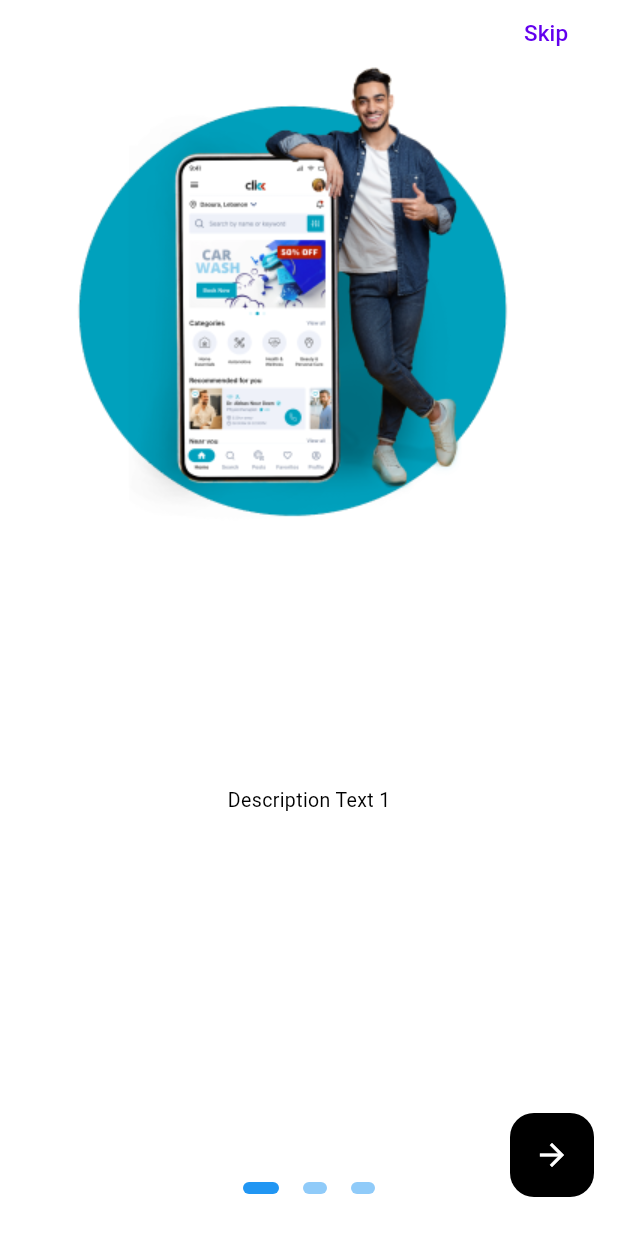
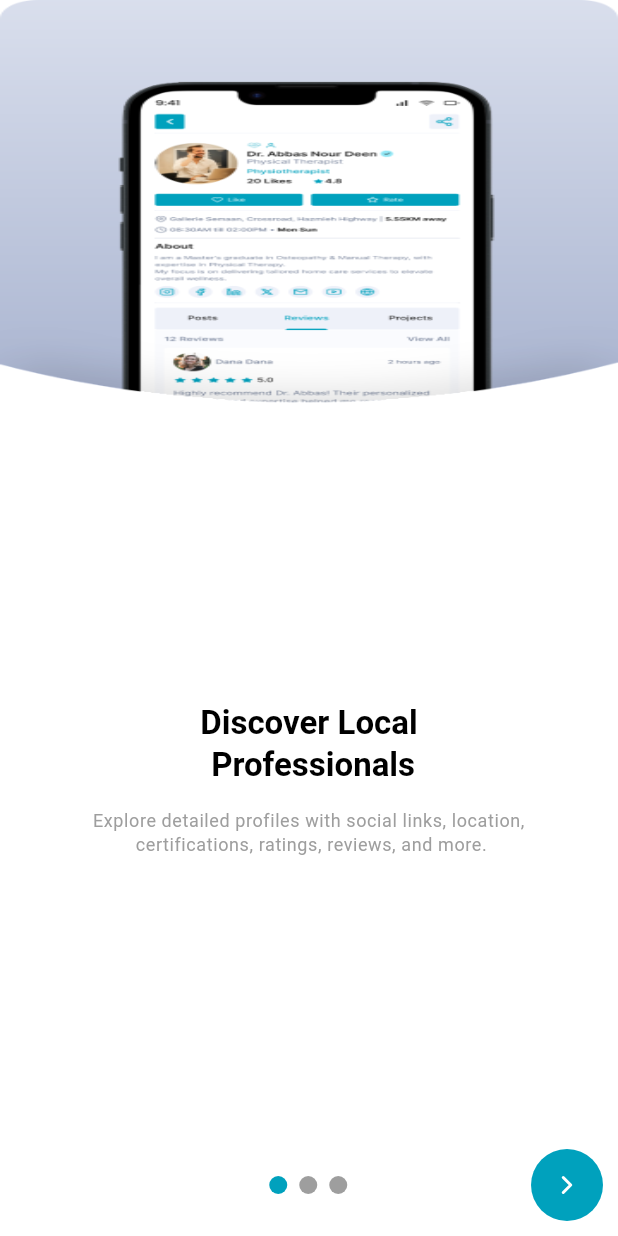
Before and after one commit to Abbas-Nour-Deen/ClickRelease, a Flutter app: the screen it shows after launch, after a tap on "Let’s Get Started", on a phone screen of 412 x 824 dp. Run offline on Flutter 3.47's test engine with Material 3 defaults, Android fonts, the phone set to English and light mode, and no system bars; drawn by our look-alikes of flutter_onboarding_slider, smooth_page_indicator; our stand-ins replace auto_size_text, contained_tab_bar_view, flutter_image_slideshow, flutter_rating_bar, flutter_svg, geocoding and 6 more; missing offline and left inert: choice, dynamic_height_grid_view, rating_summary; network calls fail.

Commit message:
working on onBoarding

```diff
--- /dev/null
+++ b/lib/controllers/onBoarding_controller.dart
@@ -0,0 +1,37 @@
+import 'package:click_release/widgets/nav_bar.dart';
+import 'package:click_release/widgets/onBoarding/onboarding_items.dart';
+import 'package:flutter/material.dart';
+import 'package:get/get.dart';
+
+class OOnBoardingController extends GetxController {
+  final items = OnboardingItems();
+  final pageController = PageController();
+  bool isLastPage = false;
+  bool isFirstPage = true;
+  void goToNextPage() {
+    !isLastPage
+        ? pageController.nextPage(
+            duration: const Duration(milliseconds: 600), curve: Curves.easeIn)
+        : Get.to(CustomNavBar());
+    update();
+  }
+
+  void goToPreviousPage() {
+    pageController.previousPage(
+        duration: const Duration(milliseconds: 600), curve: Curves.easeIn);
+    update();
+  }
+
+  void onDotClicked(index) {
+    pageController.animateToPage(index,
+        duration: const Duration(milliseconds: 600), curve: Curves.easeIn);
+    update();
+  }
+
+  void onPageChanged(index) {
+    isLastPage = items.items.length - 1 == index;
+    isFirstPage = index == 0;
+    print("page changed");
+    update();
+  }
+}
--- a/lib/data/data_binding.dart
+++ b/lib/data/data_binding.dart
@@ -1,6 +1,7 @@
 import 'package:click_release/controllers/categories_controller.dart';
 import 'package:click_release/controllers/allServices_controller.dart';
 import 'package:click_release/controllers/nabar_controller.dart';
+import 'package:click_release/controllers/onBoarding_controller.dart';
 import 'package:click_release/controllers/provider_controller.dart';
 import 'package:click_release/controllers/search_controller.dart';
 import 'package:click_release/controllers/service_byID_controller.dart';
@@ -25,5 +26,7 @@
 
     Get.lazyPut(() => SearchProviderController(dataRepo: Get.find()));
     Get.lazyPut(() => NavBarController());
+
+    Get.lazyPut(() => OOnBoardingController());
   }
 }
--- /dev/null
+++ b/lib/models/onboarding_model.dart
@@ -0,0 +1,8 @@
+class OnboardingInfo {
+  final String title;
+  final String descriptions;
+  final String image;
+
+  OnboardingInfo(
+      {required this.title, required this.descriptions, required this.image});
+}
--- a/lib/screens/regestration_Screens/entry_screen.dart
+++ b/lib/screens/regestration_Screens/entry_screen.dart
@@ -1,5 +1,6 @@
 import 'package:click_release/screens/regestration_Screens/on_boarding_screen.dart';
 import 'package:click_release/theme/app_theme.dart';
+import 'package:click_release/widgets/onBoarding/onboarding_view.dart';
 import 'package:click_release/widgets/public_widgets/custome_btn.dart';
 import 'package:flutter/material.dart';
 import 'package:get/get.dart';
@@ -54,7 +55,7 @@
         width: 300,
         height: 45,
         ontap: () {
-          Get.to(() => OnBoardingScreen());
+          Get.to(() => OnboardingView());
         },
       ),
     );
--- a/lib/screens/regestration_Screens/on_boarding_screen.dart
+++ b/lib/screens/regestration_Screens/on_boarding_screen.dart
@@ -1,67 +1,71 @@
-import 'package:click_release/widgets/nav_bar.dart';
-import 'package:flutter/material.dart';
-import 'package:flutter_onboarding_slider/flutter_onboarding_slider.dart';
-import 'package:get/get.dart';
+// import 'package:click_release/widgets/nav_bar.dart';
+// import 'package:flutter/material.dart';
+// import 'package:flutter_onboarding_slider/flutter_onboarding_slider.dart';
+// import 'package:get/get.dart';
 
-class OnBoardingScreen extends StatelessWidget {
-  const OnBoardingScreen({super.key});
+// class OnBoardingScreen extends StatelessWidget {
+//   const OnBoardingScreen({super.key});
 
-  @override
-  Widget build(BuildContext context) {
-    return OnBoardingSlider(
-      headerBackgroundColor: Colors.white,
-      finishButtonText: 'Click',
-      onFinish: () {
-        Get.to(CustomNavBar());
-      },
-      finishButtonStyle: FinishButtonStyle(
-        backgroundColor: Colors.black,
-      ),
-      skipTextButton: Text('Skip'),
-      trailing: Text('Login'),
-      centerBackground: true,
-      background: [
-        Image.asset("assets/images/entry.png"),
-        Image.asset("assets/images/entry.png"),
-        Image.asset("assets/images/entry.png"),
-      ],
-      totalPage: 3,
-      speed: 1.8,
-      pageBodies: [
-        Container(
-          padding: EdgeInsets.symmetric(horizontal: 40),
-          child: Column(
-            children: <Widget>[
-              SizedBox(
-                height: 480,
-              ),
-              Text('Description Text 1'),
-            ],
-          ),
-        ),
-        Container(
-          padding: EdgeInsets.symmetric(horizontal: 40),
-          child: Column(
-            children: <Widget>[
-              SizedBox(
-                height: 480,
-              ),
-              Text('Description Text 2'),
-            ],
-          ),
-        ),
-        Container(
-          padding: EdgeInsets.symmetric(horizontal: 40),
-          child: Column(
-            children: <Widget>[
-              SizedBox(
-                height: 480,
-              ),
-              Text('Description Text 2'),
-            ],
-          ),
-        )
-      ],
-    );
-  }
-}
+//   @override
+//   Widget build(BuildContext context) {
+//     return OnBoardingSlider(
+//       hasSkip: false,
+//       headerBackgroundColor: Colors.green,
+//       leading: Text("asdasd"),
+//       finishButtonText: 'Click',
+//       onFinish: () {
+//         Get.to(CustomNavBar());
+//       },
+//       finishButtonStyle: FinishButtonStyle(
+//         backgroundColor: Colors.black,
+//       ),
+//       centerBackground: true,
+//       addButton: false,
+//       background: [
+//         Image.asset(
+//           "assets/images/Onboarding 2.png",
+//           alignment: Alignment.topCenter,
+//         ),
+//         Image.asset("assets/images/Onboarding 3.png"),
+//         Image.asset("assets/images/Onboarding 4.png"),
+//       ],
+//       totalPage: 3,
+//       speed: 1.8,
+//       pageBodies: [
+//         Container(
+//           margin: EdgeInsets.symmetric(vertical: 30),
+//           child: Column(
+//             children: <Widget>[
+//               SizedBox(
+//                 height: 480,
+//               ),
+//               Text('Description Text 1'),
+//             ],
+//           ),
+//         ),
+//         Container(
+//           padding: EdgeInsets.symmetric(horizontal: 40),
+//           child: Column(
+//             children: <Widget>[
+//               SizedBox(
+//                 height: 480,
+//               ),
+//               Text('Description Text 2'),
+//             ],
+//           ),
+//         ),
+//         Container(
+//           padding: EdgeInsets.symmetric(horizontal: 40),
+//           child: Column(
+//             children: <Widget>[
+//               SizedBox(
+//                 height: 480,
+//               ),
+//               Text('Description Text 2'),
+//             ],
+//           ),
+//         )
+//       ],
+//     );
+//   }
+// }
--- /dev/null
+++ b/lib/widgets/onBoarding/onboarding_items.dart
@@ -0,0 +1,26 @@
+import 'package:click_release/models/onboarding_model.dart';
+
+class OnboardingItems {
+  List<OnboardingInfo> items = [
+    OnboardingInfo(
+        title: "Discover Local\n Professionals",
+        descriptions:
+            "Explore detailed profiles with social links, location,\n certifications, ratings, reviews, and more.",
+        image: "assets/images/Onboarding 2.png"),
+    OnboardingInfo(
+        title: "Easy Connection\nProcess",
+        descriptions:
+            "Connect easily with professionals on Click. Browse\n categories, view profiles, and reach out directly.",
+        image: "assets/images/Onboarding 3.png"),
+    OnboardingInfo(
+        title: "Reliable\nProfessionals",
+        descriptions:
+            "Find professionals you can rely on. Our verified profiles\n ensure trustworthy connections. Connect confidently.",
+        image: "assets/images/Onboarding 4.png"),
+    // OnboardingInfo(
+    //     title: "Heart Diseases",
+    //     descriptions:
+    //         "A healthy heart is a key to happiness in life so put a stop to all of the problems related to your heart before it stops you.",
+    //     image: "assets/onboarding4.gif"),
+  ];
+}
--- /dev/null
+++ b/lib/widgets/onBoarding/onboarding_view.dart
@@ -0,0 +1,114 @@
+import 'package:click_release/controllers/onBoarding_controller.dart';
+import 'package:flutter/material.dart';
+import 'package:flutter_svg/svg.dart';
+import 'package:get/get.dart';
+
+import 'package:smooth_page_indicator/smooth_page_indicator.dart';
+
+class OnboardingView extends StatelessWidget {
+  OnboardingView({super.key});
+
+  bool isLastPage = false;
+
+  final OOnBoardingController _onBoardingController = Get.find();
+
+  @override
+  Widget build(BuildContext context) {
+    return GetBuilder<OOnBoardingController>(
+      builder: (controller) => Scaffold(
+        bottomSheet: Container(
+          color: Colors.white,
+          padding: const EdgeInsets.symmetric(horizontal: 10, vertical: 10),
+          child: Row(
+            mainAxisAlignment: MainAxisAlignment.spaceBetween,
+            children: [
+              _onBoardingController.isFirstPage
+                  ? SizedBox.fromSize(
+                      size: const Size(47, 10),
+                    )
+                  : InkWell(
+                      child: SvgPicture.asset("assets/icons/backword_btn.svg"),
+                      onTap: () => _onBoardingController.goToPreviousPage(),
+                    ),
+
+              //Indicator
+              SmoothPageIndicator(
+                controller: _onBoardingController.pageController,
+                count: _onBoardingController.items.items.length,
+                onDotClicked: (index) =>
+                    _onBoardingController.onDotClicked(index),
+                effect: WormEffect(
+                  dotHeight: 12,
+                  dotWidth: 12,
+                  activeDotColor: Get.theme.primaryColor,
+                ),
+              ),
+
+              InkWell(
+                child: SvgPicture.asset("assets/icons/forward_btn.svg"),
+                onTap: () => _onBoardingController.goToNextPage(),
+              ),
+            ],
+          ),
+        ),
+        body: PageView.builder(
+            onPageChanged: (index) =>
+                _onBoardingController.onPageChanged(index),
+            itemCount: _onBoardingController.items.items.length,
+            controller: _onBoardingController.pageController,
+            itemBuilder: (context, index) {
+              return Column(
+                mainAxisAlignment: MainAxisAlignment.start,
+                children: [
+                  Image.asset(
+                    _onBoardingController.items.items[index].image,
+                    height: Get.height * 0.55,
+                    fit: BoxFit.fill,
+                    width: double.infinity,
+                  ),
+                  const SizedBox(height: 15),
+                  Text(_onBoardingController.items.items[index].title,
+                      style: Get.textTheme.titleLarge,
+                      textAlign: TextAlign.center),
+                  const SizedBox(height: 15),
+                  Text(_onBoardingController.items.items[index].descriptions,
+                      style:
+                          Get.textTheme.bodySmall!.copyWith(color: Colors.grey),
+                      textAlign: TextAlign.center),
+                ],
+              );
+            }),
+      ),
+    );
+  }
+
+  //Now the problem is when press get started button
+  // after re run the app we see again the onboarding screen
+  // so lets do one time onboarding
+
+  //Get started button
+
+  // Widget getStarted() {
+  //   return Container(
+  //     decoration: BoxDecoration(
+  //         borderRadius: BorderRadius.circular(8), color: primaryColor),
+  //     width: MediaQuery.of(context).size.width * .9,
+  //     height: 55,
+  //     child: TextButton(
+  //         onPressed: () async {
+  //           final pres = await SharedPreferences.getInstance();
+  //           pres.setBool("onboarding", true);
+
+  //           //After we press get started button this onboarding value become true
+  //           // same key
+  //           if (!mounted) return;
+  //           Navigator.pushReplacement(
+  //               context, MaterialPageRoute(builder: (context) => Home()));
+  //         },
+  //         child: const Text(
+  //           "Get started",
+  //           style: TextStyle(color: Colors.white),
+  //         )),
+  //   );
+  // }
+}
--- a/pubspec.yaml
+++ b/pubspec.yaml
@@ -46,7 +46,6 @@
   flutter_rating_bar: ^4.0.1
   rating_summary: ^1.0.2+1
   dynamic_height_grid_view: ^0.0.4
-  flutter_onboarding_slider: ^1.0.11
   location_picker_flutter_map: ^3.0.1
   permission_handler: ^11.0.1
   location: ^5.0.3
@@ -54,6 +53,8 @@
   google_maps_flutter: ^2.5.3
   lottie: ^2.7.0
   url_launcher: ^6.2.6
+  smooth_page_indicator: ^1.1.0
+
 
 
 
```
Also changed, not shown: assets/icons/backword_btn.svg (added), assets/icons/forward_btn.svg (added), assets/images/Onboarding 2.png (added), assets/images/Onboarding 3.png (added), assets/images/Onboarding 4.png (added), assets/images/Onboarding 5.png (added), pubspec.lock, 1 other file.
